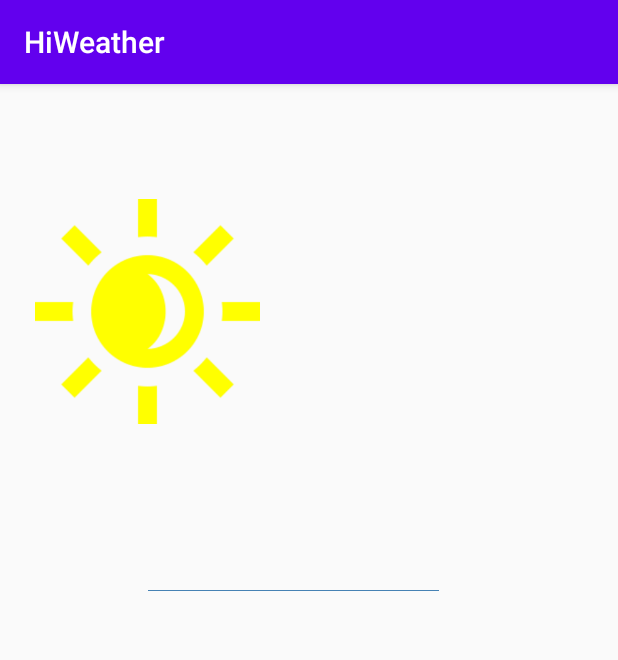
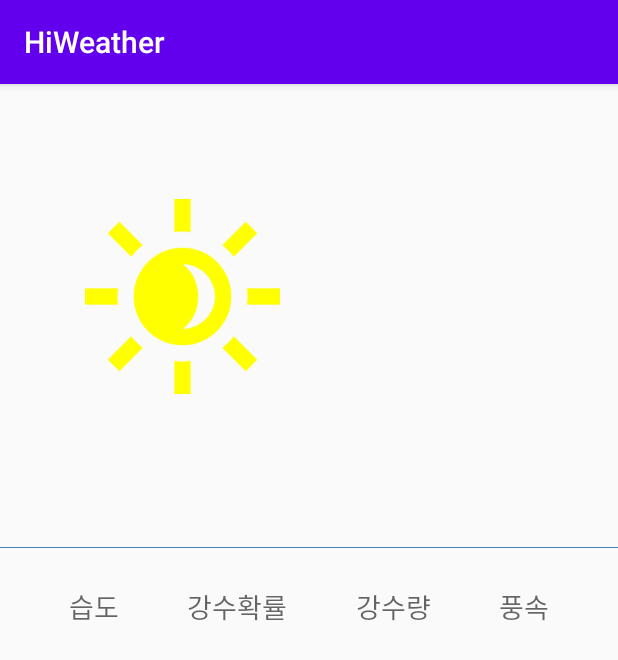
Before and after one commit to hisungwoo/HiWeather, an Android app: the screen it shows after launch (MainActivity), on a phone screen of 412 x 824 dp. Shown: the top 660 px of the screen. Run offline under Robolectric (Android 15) with nearby library versions, the light colour scheme and no system bars; libraries missing offline, so code that uses them is left out: com.gun0912.tedpermission; 2 statements that could not run were skipped.

Commit message:
습도, 강수확률, 강수량, 풍속 추가

```diff
--- a/app/src/main/res/layout/activity_main.xml
+++ b/app/src/main/res/layout/activity_main.xml
@@ -20,31 +20,31 @@
 
     <ImageView
         android:id="@+id/imageView"
-        android:layout_width="150dp"
-        android:layout_height="150dp"
+        android:layout_width="130dp"
+        android:layout_height="130dp"
         android:layout_marginTop="16dp"
         android:contentDescription="@string/non_image"
         app:layout_constraintEnd_toEndOf="parent"
-        app:layout_constraintHorizontal_bias="0.09"
+        app:layout_constraintHorizontal_bias="0.2"
         app:layout_constraintStart_toStartOf="parent"
         app:layout_constraintTop_toBottomOf="@+id/textView2"
         app:srcCompat="@drawable/sunny" />
 
     <TextView
-        android:id="@+id/weather_state"
+        android:id="@+id/weather"
         android:layout_width="wrap_content"
         android:layout_height="wrap_content"
         android:layout_marginTop="16dp"
-        android:textAppearance="@style/TextAppearance.AppCompat.Display3"
+        android:textAppearance="@style/TextAppearance.AppCompat.Display2"
+        app:layout_constraintEnd_toEndOf="@id/imageView"
+        app:layout_constraintStart_toStartOf="@id/imageView"
         app:layout_constraintTop_toBottomOf="@id/imageView"
-        app:layout_constraintStart_toStartOf="@id/imageView"
-        app:layout_constraintEnd_toEndOf="@id/imageView"
         tools:text="날씨" />
 
 
 
     <TextView
-        android:id="@+id/temperature"
+        android:id="@+id/t3h"
         android:layout_width="wrap_content"
         android:layout_height="wrap_content"
         android:textAppearance="@style/TextAppearance.AppCompat.Display1"
@@ -55,53 +55,93 @@
         tools:text="온도" />
 
     <View
-        android:id="@+id/view"
+        android:id="@+id/line"
         android:layout_width="0dp"
         android:layout_height="0.25dp"
-        android:layout_marginTop="20dp"
+        android:layout_marginTop="25dp"
         android:background="#4682B4"
-        app:layout_constraintLeft_toLeftOf="@id/weather_state"
-        app:layout_constraintRight_toRightOf="@+id/temperature"
-        app:layout_constraintTop_toBottomOf="@id/weather_state" />
+        app:layout_constraintLeft_toLeftOf="parent"
+        app:layout_constraintRight_toRightOf="parent"
+        app:layout_constraintTop_toBottomOf="@id/weather" />
 
     <TextView
-        android:id="@+id/windforce"
+        android:id="@+id/reh_title"
         android:layout_width="wrap_content"
         android:layout_height="wrap_content"
-        app:layout_constraintEnd_toStartOf="@+id/pop"
-        app:layout_constraintStart_toStartOf="parent"
-        app:layout_constraintTop_toBottomOf="@+id/view"
+        android:layout_marginTop="25dp"
+        android:text="습도"
+        android:textAppearance="@style/TextAppearance.AppCompat.Medium"
         app:layout_constraintHorizontal_chainStyle="spread"
-        tools:text="풍향/풍속" />
+        app:layout_constraintTop_toBottomOf="@+id/line"
+        app:layout_constraintEnd_toStartOf="@+id/pop_title"
+        app:layout_constraintStart_toStartOf="parent" />
+
+    <TextView
+        android:id="@+id/pop_title"
+        android:layout_width="wrap_content"
+        android:layout_height="wrap_content"
+        android:textAppearance="@style/TextAppearance.AppCompat.Medium"
+        app:layout_constraintTop_toTopOf="@+id/reh_title"
+        app:layout_constraintEnd_toStartOf="@+id/r06_title"
+        app:layout_constraintStart_toEndOf="@+id/reh_title"
+        android:text="강수확률" />
+
+    <TextView
+        android:id="@+id/r06_title"
+        android:layout_width="wrap_content"
+        android:layout_height="wrap_content"
+        android:textAppearance="@style/TextAppearance.AppCompat.Medium"
+        app:layout_constraintTop_toTopOf="@+id/reh_title"
+        app:layout_constraintEnd_toStartOf="@id/wsd_title"
+        app:layout_constraintStart_toEndOf="@+id/pop_title"
+        android:text="강수량" />
+
+    <TextView
+        android:id="@+id/wsd_title"
+        android:layout_width="wrap_content"
+        android:layout_height="wrap_content"
+        android:textAppearance="@style/TextAppearance.AppCompat.Medium"
+        app:layout_constraintTop_toTopOf="@id/reh_title"
+        app:layout_constraintStart_toEndOf="@id/r06_title"
+        app:layout_constraintEnd_toEndOf="parent"
+        android:text="풍속" />
+
+    <TextView
+        android:id="@+id/reh"
+        android:layout_width="wrap_content"
+        android:layout_height="wrap_content"
+        android:layout_marginTop="11dp"
+        app:layout_constraintTop_toBottomOf="@+id/reh_title"
+        app:layout_constraintStart_toStartOf="@id/reh_title"
+        app:layout_constraintEnd_toEndOf="@+id/reh_title"
+        tools:text="습도" />
 
     <TextView
         android:id="@+id/pop"
         android:layout_width="wrap_content"
         android:layout_height="wrap_content"
-        app:layout_constraintEnd_toStartOf="@+id/humidity"
-        app:layout_constraintStart_toEndOf="@+id/windforce"
-        app:layout_constraintTop_toBottomOf="@+id/view"
+        app:layout_constraintTop_toTopOf="@+id/reh"
+        app:layout_constraintStart_toStartOf="@+id/pop_title"
+        app:layout_constraintEnd_toEndOf="@+id/pop_title"
         tools:text="강수확률" />
 
     <TextView
-        android:id="@+id/humidity"
+        android:id="@+id/r06"
         android:layout_width="wrap_content"
         android:layout_height="wrap_content"
-        app:layout_constraintEnd_toStartOf="@id/humidity2"
-        app:layout_constraintStart_toEndOf="@+id/pop"
-        app:layout_constraintTop_toBottomOf="@+id/view"
-        tools:text="습도" />
+        app:layout_constraintTop_toTopOf="@+id/reh"
+        app:layout_constraintStart_toStartOf="@+id/r06_title"
+        app:layout_constraintEnd_toEndOf="@+id/r06_title"
+        tools:text="강수량" />
 
     <TextView
-        android:id="@+id/humidity2"
+        android:id="@+id/wsd"
         android:layout_width="wrap_content"
         android:layout_height="wrap_content"
-        app:layout_constraintTop_toBottomOf="@id/view"
-        app:layout_constraintStart_toEndOf="@id/humidity"
-        app:layout_constraintEnd_toEndOf="parent"
-
-
-        tools:text="습도2" />
+        app:layout_constraintTop_toTopOf="@id/reh"
+        app:layout_constraintStart_toStartOf="@+id/wsd_title"
+        app:layout_constraintEnd_toEndOf="@+id/wsd_title"
+        tools:text="풍속" />
 
 
 </androidx.constraintlayout.widget.ConstraintLayout>
```
Also changed, not shown: app/src/main/java/org/ganache/hiweather/MainActivity.java (+54 -22 lines).
